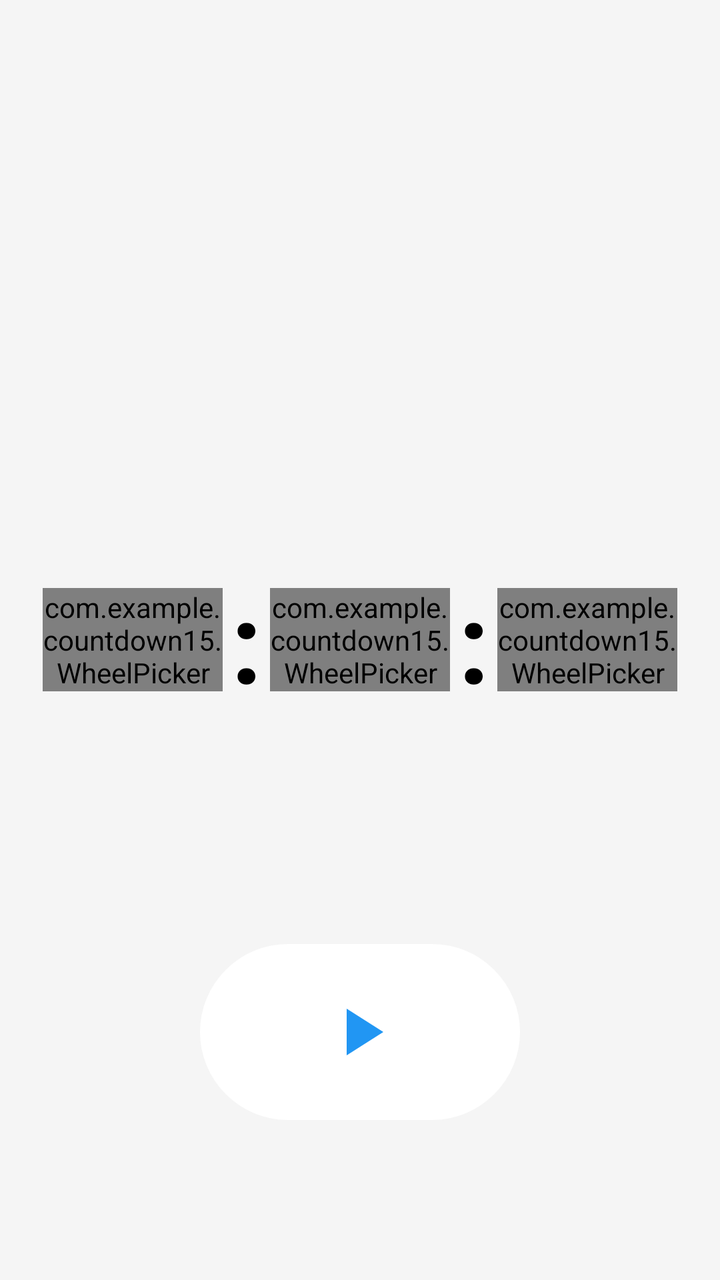
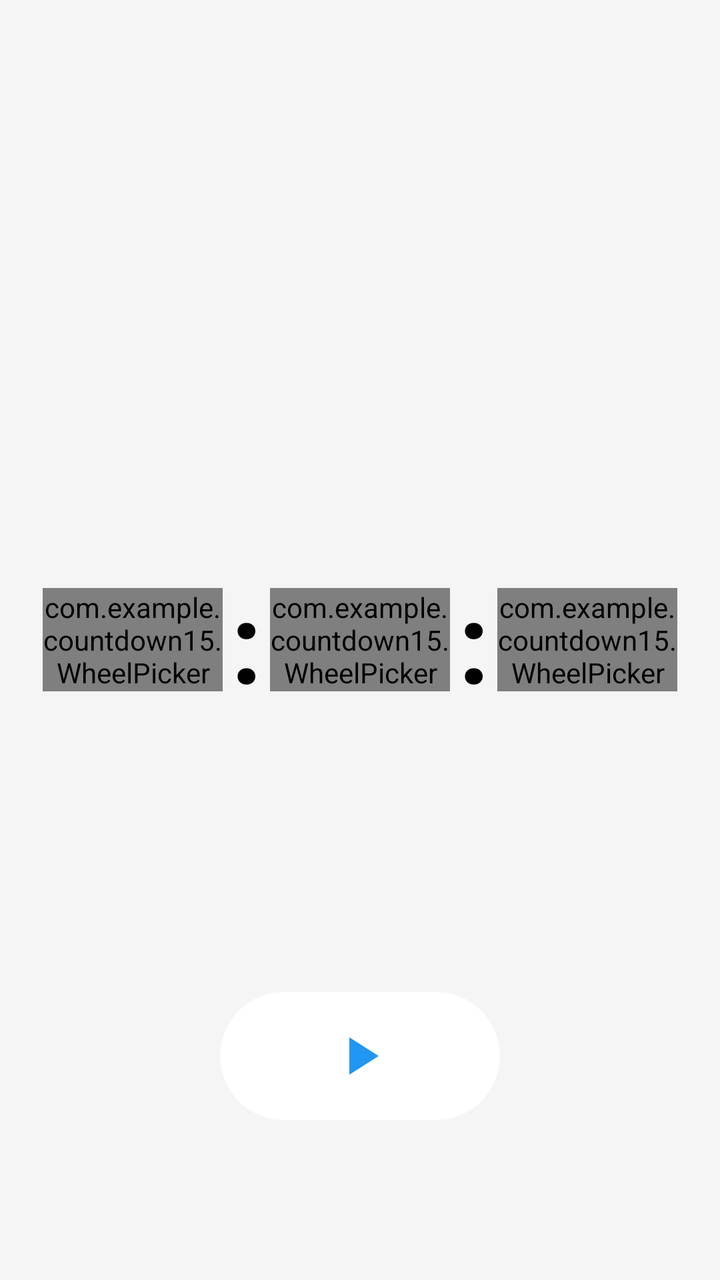

Before-and-after screenshots of an Android layout around one commit, followed by the original layout XML and the change that was made.
<!-- AndroidManifest.xml: application theme AppTheme -->
<!-- res/layout/activity_main.xml -->
<?xml version="1.0" encoding="utf-8"?>
<FrameLayout xmlns:android="http://schemas.android.com/apk/res/android"
    xmlns:app="http://schemas.android.com/apk/res-auto"
    android:id="@+id/rootLayout"
    android:layout_width="match_parent"
    android:layout_height="match_parent"
    android:background="#F5F5F5">

    <TextView
        android:id="@+id/tvTimer"
        android:layout_width="wrap_content"
        android:layout_height="wrap_content"
        android:layout_gravity="center"
        android:textColor="#000000"
        android:textSize="72sp"
        android:textStyle="bold"
        android:visibility="gone" />

    <LinearLayout
        android:id="@+id/timePickerLayout"
        android:layout_width="wrap_content"
        android:layout_height="wrap_content"
        android:layout_gravity="center"
        android:orientation="horizontal"
        android:gravity="center_vertical"
        android:clipChildren="false"
        android:clipToPadding="false">

        <com.example.countdown15.WheelPicker
            android:id="@+id/npHour"
            android:layout_width="90dp"
            android:layout_height="wrap_content"
            android:clickable="true"
            android:focusable="true"
            app:wp_minValue="0"
            app:wp_maxValue="23"
            app:wp_value="0"
            app:wp_wrap="true"
            app:wp_visibleCount="5"
            app:wp_textSize="56sp" />

        <TextView
            android:layout_width="wrap_content"
            android:layout_height="wrap_content"
            android:text=":"
            android:textColor="#000000"
            android:textSize="56sp"
            android:textStyle="bold"
            android:layout_marginHorizontal="4dp" />

        <com.example.countdown15.WheelPicker
            android:id="@+id/npMinute"
            android:layout_width="90dp"
            android:layout_height="wrap_content"
            android:clickable="true"
            android:focusable="true"
            app:wp_minValue="0"
            app:wp_maxValue="59"
            app:wp_value="0"
            app:wp_wrap="true"
            app:wp_visibleCount="5"
            app:wp_textSize="56sp" />

        <TextView
            android:layout_width="wrap_content"
            android:layout_height="wrap_content"
            android:text=":"
            android:textColor="#000000"
            android:textSize="56sp"
            android:textStyle="bold"
            android:layout_marginHorizontal="4dp" />

        <com.example.countdown15.WheelPicker
            android:id="@+id/npSecond"
            android:layout_width="90dp"
            android:layout_height="wrap_content"
            android:clickable="true"
            android:focusable="true"
            app:wp_minValue="0"
            app:wp_maxValue="59"
            app:wp_value="10"
            app:wp_wrap="true"
            app:wp_visibleCount="5"
            app:wp_textSize="56sp" />

    </LinearLayout>

    <FrameLayout
        android:id="@+id/btnStart"
        android:layout_width="160dp"
        android:layout_height="88dp"
        android:layout_gravity="bottom|center_horizontal"
        android:layout_marginBottom="80dp"
        android:background="@drawable/bg_circle_button"
        android:clickable="true"
        android:focusable="true">

        <ImageView
            android:layout_width="40dp"
            android:layout_height="40dp"
            android:layout_gravity="center"
            android:src="@drawable/ic_play"
            android:contentDescription="开始" />

    </FrameLayout>

    <FrameLayout
        android:id="@+id/btnStop"
        android:layout_width="160dp"
        android:layout_height="88dp"
        android:layout_gravity="bottom|center_horizontal"
        android:layout_marginBottom="80dp"
        android:background="@drawable/bg_circle_button"
        android:clickable="true"
        android:focusable="true"
        android:visibility="gone">

        <ImageView
            android:layout_width="36dp"
            android:layout_height="36dp"
            android:layout_gravity="center"
            android:src="@drawable/ic_stop"
            android:contentDescription="停止" />

    </FrameLayout>

    <TextView
        android:id="@+id/tvVersion"
        android:layout_width="wrap_content"
        android:layout_height="wrap_content"
        android:layout_gravity="bottom|end"
        android:layout_margin="12dp"
        android:textColor="#999999"
        android:textSize="12sp"
        android:text="" />

</FrameLayout>
<!-- resources referenced by this layout -->
<resources>
  <!-- drawable bg_circle_button (drawable) -->
  <?xml version="1.0" encoding="utf-8"?>
  <shape xmlns:android="http://schemas.android.com/apk/res/android"
      android:shape="rectangle">
      <solid android:color="#FFFFFF" />
      <corners android:radius="44dp" />
  </shape>
  <!-- drawable ic_play (drawable) -->
  <?xml version="1.0" encoding="utf-8"?>
  <vector xmlns:android="http://schemas.android.com/apk/res/android"
      android:width="24dp"
      android:height="24dp"
      android:viewportWidth="24"
      android:viewportHeight="24">
      <path
          android:fillColor="#2196F3"
          android:pathData="M8,5v14l11,-7z" />
  </vector>
  <!-- drawable ic_stop (drawable) -->
  <?xml version="1.0" encoding="utf-8"?>
  <vector xmlns:android="http://schemas.android.com/apk/res/android"
      android:width="24dp"
      android:height="24dp"
      android:viewportWidth="24"
      android:viewportHeight="24">
      <path
          android:fillColor="#F44336"
          android:pathData="M6,6h12v12h-12z" />
  </vector>
  <style name="AppTheme" parent="Theme.AppCompat.Light.NoActionBar">
          <item name="android:windowBackground">#FFFFFF</item>
          <item name="android:textColorPrimary">#000000</item>
          <item name="android:textColorSecondary">#CCCCCC</item>
          <item name="colorAccent">#2196F3</item>
      </style>
</resources>

<!-- the commit's change to res/layout/activity_main.xml (unified diff, before → after) -->
@@ -87,8 +87,8 @@
 
     <FrameLayout
         android:id="@+id/btnStart"
-        android:layout_width="160dp"
-        android:layout_height="88dp"
+        android:layout_width="140dp"
+        android:layout_height="64dp"
         android:layout_gravity="bottom|center_horizontal"
         android:layout_marginBottom="80dp"
         android:background="@drawable/bg_circle_button"
@@ -96,8 +96,8 @@
         android:focusable="true">
 
         <ImageView
-            android:layout_width="40dp"
-            android:layout_height="40dp"
+            android:layout_width="32dp"
+            android:layout_height="32dp"
             android:layout_gravity="center"
             android:src="@drawable/ic_play"
             android:contentDescription="开始" />
@@ -106,8 +106,8 @@
 
     <FrameLayout
         android:id="@+id/btnStop"
-        android:layout_width="160dp"
-        android:layout_height="88dp"
+        android:layout_width="140dp"
+        android:layout_height="64dp"
         android:layout_gravity="bottom|center_horizontal"
         android:layout_marginBottom="80dp"
         android:background="@drawable/bg_circle_button"
@@ -116,8 +116,8 @@
         android:visibility="gone">
 
         <ImageView
-            android:layout_width="36dp"
-            android:layout_height="36dp"
+            android:layout_width="28dp"
+            android:layout_height="28dp"
             android:layout_gravity="center"
             android:src="@drawable/ic_stop"
             android:contentDescription="停止" />
<!-- resource entries referenced after the edit -->
@@ -5,7 +5,7 @@
   <shape xmlns:android="http://schemas.android.com/apk/res/android"
       android:shape="rectangle">
       <solid android:color="#FFFFFF" />
-      <corners android:radius="44dp" />
+      <corners android:radius="32dp" />
   </shape>
   <!-- drawable ic_play (drawable) -->
   <?xml version="1.0" encoding="utf-8"?>
